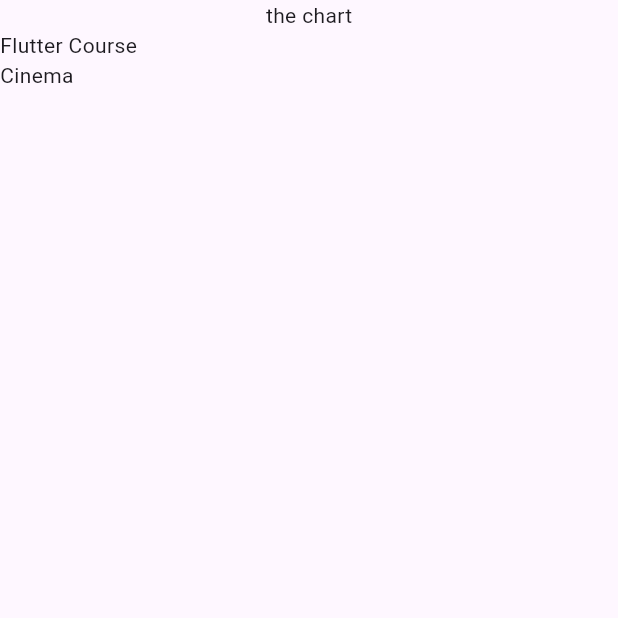
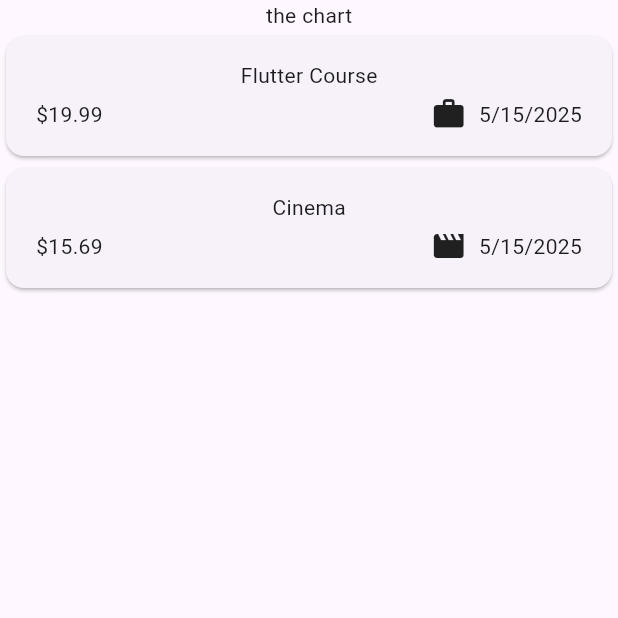
Before and after one commit to N1-San/expense_tracker, a Flutter app: the screen it shows after launch, on a phone screen of 412 x 824 dp, the top half of it. Run offline on Flutter 3.47's test engine with Material 3 defaults, Android fonts, the phone set to English and light mode, and no system bars.

Commit message:
list styling using card and icons

```diff
--- a/lib/main.dart
+++ b/lib/main.dart
@@ -1,5 +1,5 @@
 import 'package:flutter/material.dart';
-import 'package:expense_tracker/expenses.dart';
+import 'package:expense_tracker/widgets/expenses.dart';
 
 void main() {
   runApp(
--- a/lib/models/expense.dart
+++ b/lib/models/expense.dart
@@ -1,9 +1,20 @@
 
+import 'package:flutter/material.dart';
 import 'package:uuid/uuid.dart';
+import 'package:intl/intl.dart';
+
+final formatter = DateFormat.yMd();
 
 final uuid = Uuid();
 
 enum Category { food, travel , leisure, work }
+
+const categoryIcons = {
+  Category.food: Icons.lunch_dining,
+  Category.travel: Icons.flight_takeoff,
+  Category.leisure: Icons.movie,
+  Category.work: Icons.work,
+};
 
 class Expense {
   Expense({
@@ -18,4 +29,8 @@ class Expense {
   final double amount;
   final DateTime date;
   final Category category;
+
+  String get formattedDate {
+    return formatter.format(date);
+  }
 }
--- a/lib/expenses.dart
+++ b/lib/widgets/expenses.dart
@@ -1,6 +1,6 @@
 import 'package:flutter/material.dart';
 import 'package:expense_tracker/models/expense.dart';
-import 'package:expense_tracker/expenses_list.dart';
+import 'package:expense_tracker/widgets/expenses_list/expenses_list.dart';
 
 class Expenses extends StatefulWidget {
   const Expenses({super.key});
--- /dev/null
+++ b/lib/widgets/expenses_list/expense_item.dart
@@ -0,0 +1,43 @@
+import 'package:flutter/material.dart';
+import 'package:expense_tracker/models/expense.dart';
+
+class ExpenseItem extends StatelessWidget {
+
+  const ExpenseItem(this.expense, {super.key});
+
+  final Expense expense;
+
+
+
+  @override
+  Widget build(BuildContext context) {
+    return Card(
+
+      child: Padding(
+        padding: const EdgeInsets.symmetric(
+          horizontal: 20,
+          vertical: 16,
+        ),
+        child: Column(
+          children: [
+            Text(expense.title),
+            const SizedBox(height: 4,),
+            Row(
+              children: [
+                Text('\$${expense.amount.toStringAsFixed(2)}'),
+                const Spacer(),
+                Row(
+                  children: [
+                    Icon(categoryIcons[expense.category]),
+                    const SizedBox(width: 8,),
+                    Text(expense.formattedDate),
+                  ],
+                ),
+              ],
+            ),
+          ],
+        ),
+      ),
+    );
+  }
+}
--- a/lib/expenses_list.dart
+++ b/lib/widgets/expenses_list/expenses_list.dart
@@ -1,3 +1,4 @@
+import 'package:expense_tracker/widgets/expenses_list/expense_item.dart';
 import 'package:flutter/material.dart';
 import 'package:expense_tracker/models/expense.dart';
 
@@ -10,7 +11,7 @@ class ExpensesList extends StatelessWidget {
   Widget build(BuildContext context) {
     return ListView.builder(
       itemCount: expenses.length,
-      itemBuilder: (ctx, index) => Text(expenses[index].title),
+      itemBuilder: (ctx, index) => ExpenseItem(expenses[index]),
     );
   }
 }
--- a/pubspec.yaml
+++ b/pubspec.yaml
@@ -35,6 +35,7 @@ dependencies:
   # Use with the CupertinoIcons class for iOS style icons.
   cupertino_icons: ^1.0.8
   uuid: ^4.5.1
+  intl: ^0.20.2
 
 dev_dependencies:
   flutter_test:
```
Also changed, not shown: pubspec.lock, 1 other file.
